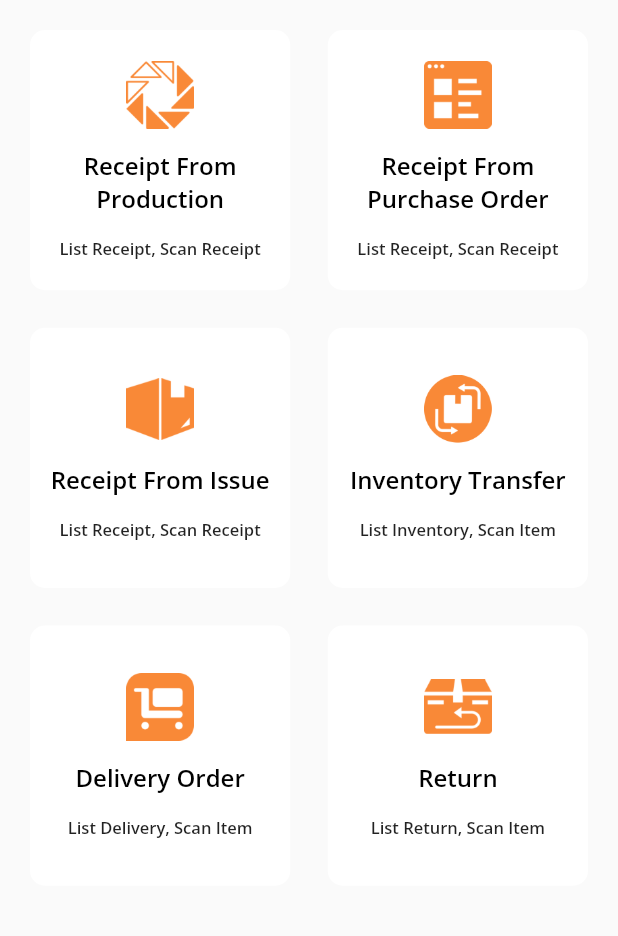
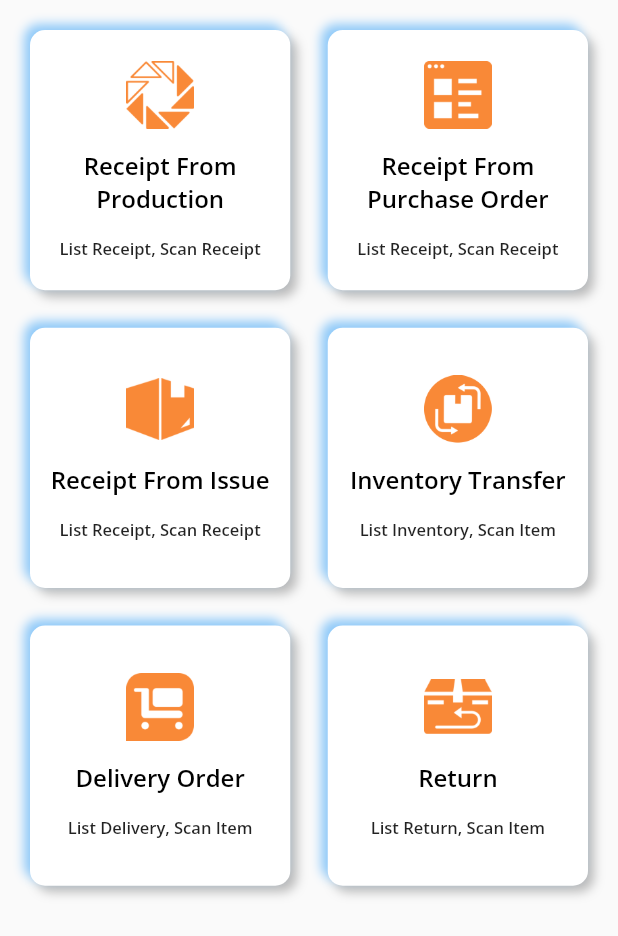
Before and after one commit to aris-wasap/wins_app, a Flutter app: the HomeMenuPage widget shown alone on an empty page, opened directly, on a phone screen of 412 x 824 dp. Shown: the top 936 px of the screen. Run offline on Flutter 3.47's test engine with Material 2 defaults, Android fonts, the phone set to English and light mode, and no system bars; our stand-ins replace device_info, flutter_masked_text, google_fonts, rxdart, shared_preferences, sqflite; accounts and stored records are empty; generated files the repository leaves out were written again.

Commit message:
Update Color Shadow

```diff
--- a/lib/pages/home_menu.dart
+++ b/lib/pages/home_menu.dart
@@ -79,6 +79,10 @@ class _HomeMenuPageState extends State<HomeMenuPage> {
           children: myList.map((data) {
             return Container(
                decoration: BoxDecoration(
+              boxShadow: [
+                BoxShadow(color: Colors.black26, offset: Offset(4, 4), blurRadius: 5),
+                BoxShadow(color: Colors.blue[200], offset: Offset(-4, -4), blurRadius: 5),
+              ],
                   color: bgWhite, borderRadius: BorderRadius.circular(10)),
               child: InkWell(
                 onTap: (){
```
Also changed, not shown: lib/pages/home_page.dart (+6 -18 lines).
